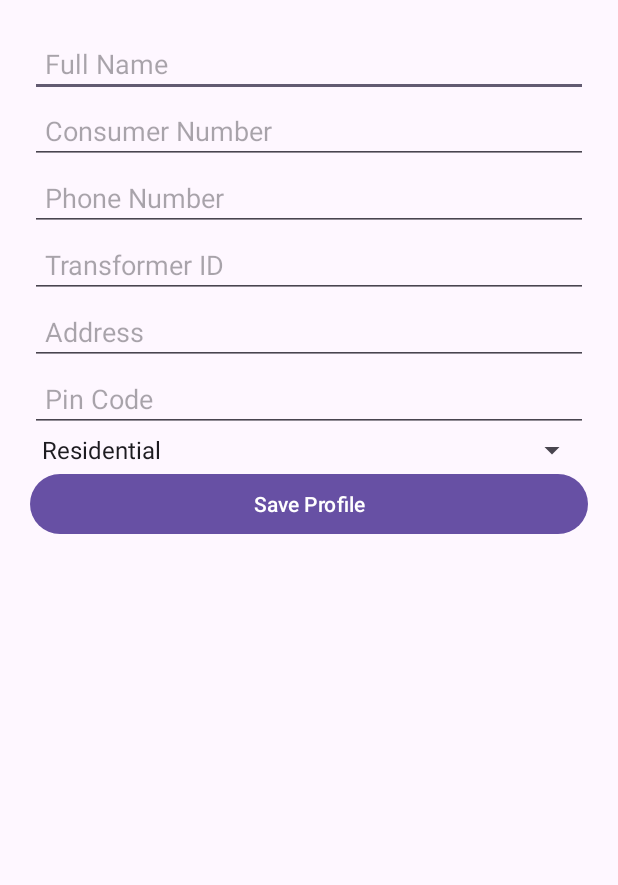
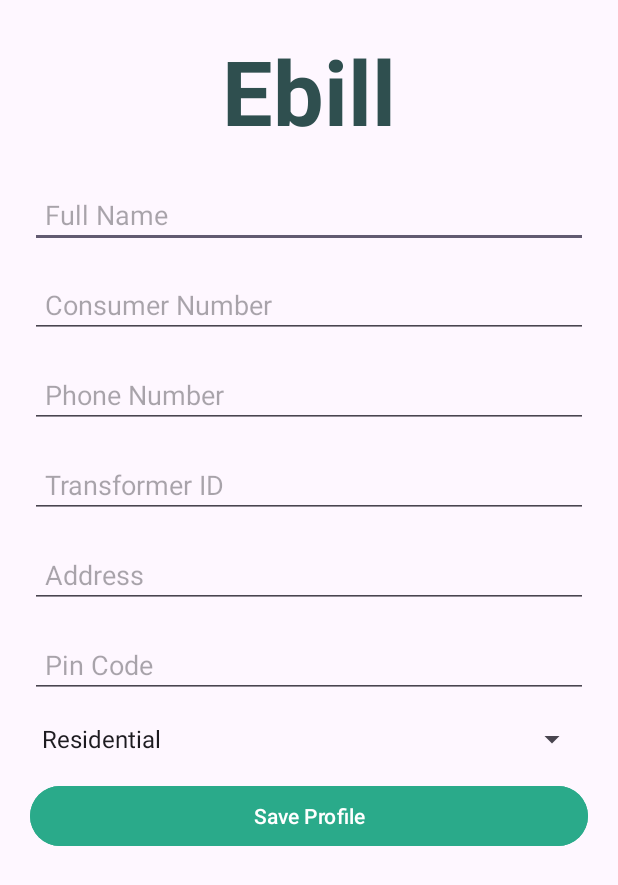
Before and after one commit to Vidhya-Soloman/Main-Project, an Android app: the CompleteProfileActivity screen opened directly, with no data from a screen before it, on a phone screen of 412 x 824 dp. Shown: the top 885 px of the screen. Run offline under Robolectric (Android 15) with nearby library versions, the phone set to English and light mode, and no system bars; our stand-ins replace Firebase (no records; nobody signed in at launch, a user with empty details on screens opened directly).

Commit message:
third commit

```diff
--- a/ebill/app/build.gradle.kts
+++ b/ebill/app/build.gradle.kts
@@ -48,6 +48,10 @@ dependencies {
     implementation ("com.google.firebase:firebase-auth:22.3.1")
     implementation ("com.google.firebase:firebase-firestore:24.7.1")
     implementation ("com.google.android.material:material:1.4.0") // or the latest version
+    implementation ("androidx.cardview:cardview:1.0.0")
+    implementation ("androidx.cardview:cardview:1.0.0")
+
+
 
 
 
--- a/ebill/app/src/main/res/layout/activity_complete_profile.xml
+++ b/ebill/app/src/main/res/layout/activity_complete_profile.xml
@@ -10,13 +10,26 @@
         android:orientation="vertical"
         android:gravity="center">
 
+        <!-- Title TextView -->
+        <TextView
+            android:id="@+id/title"
+            android:layout_width="wrap_content"
+            android:layout_height="wrap_content"
+            android:layout_marginBottom="20dp"
+            android:text="Ebill"
+            android:textAlignment="center"
+            android:textSize="60sp"
+            android:textStyle="bold"
+            android:textColor="#2F4F4F" /> <!-- Space below the title -->
+
         <EditText
             android:id="@+id/full_name_edit_text"
             android:layout_width="match_parent"
             android:layout_height="wrap_content"
             android:hint="Full Name"
             android:inputType="textPersonName"
-            android:padding="10dp"/>
+            android:padding="10dp"
+            android:layout_marginBottom="15dp"/> <!-- Space between fields -->
 
         <EditText
             android:id="@+id/consumer_number_edit_text"
@@ -24,7 +37,8 @@
             android:layout_height="wrap_content"
             android:hint="Consumer Number"
             android:inputType="number"
-            android:padding="10dp"/>
+            android:padding="10dp"
+            android:layout_marginBottom="15dp"/> <!-- Space between fields -->
 
         <EditText
             android:id="@+id/phone_number_edit_text"
@@ -32,7 +46,8 @@
             android:layout_height="wrap_content"
             android:hint="Phone Number"
             android:inputType="phone"
-            android:padding="10dp"/>
+            android:padding="10dp"
+            android:layout_marginBottom="15dp"/> <!-- Space between fields -->
 
         <EditText
             android:id="@+id/transformer_id_edit_text"
@@ -40,7 +55,8 @@
             android:layout_height="wrap_content"
             android:hint="Transformer ID"
             android:inputType="text"
-            android:padding="10dp"/>
+            android:padding="10dp"
+            android:layout_marginBottom="15dp"/> <!-- Space between fields -->
 
         <EditText
             android:id="@+id/address_edit_text"
@@ -48,7 +64,8 @@
             android:layout_height="wrap_content"
             android:hint="Address"
             android:inputType="textPostalAddress"
-            android:padding="10dp"/>
+            android:padding="10dp"
+            android:layout_marginBottom="15dp"/> <!-- Space between fields -->
 
         <EditText
             android:id="@+id/pin_code_edit_text"
@@ -56,19 +73,22 @@
             android:layout_height="wrap_content"
             android:hint="Pin Code"
             android:inputType="number"
-            android:padding="10dp"/>
+            android:padding="10dp"
+            android:layout_marginBottom="15dp"/> <!-- Space between fields -->
 
         <Spinner
             android:id="@+id/type_spinner"
             android:layout_width="match_parent"
-            android:layout_height="wrap_content"/>
+            android:layout_height="wrap_content"
+            android:layout_marginBottom="15dp"/> <!-- Space between spinner and button -->
 
         <Button
             android:id="@+id/save_profile_button"
             android:layout_width="match_parent"
             android:layout_height="wrap_content"
             android:text="Save Profile"
-            android:padding="10dp"/>
+            android:padding="10dp"
+            android:backgroundTint="#2AAA8A"/>
 
     </LinearLayout>
 </ScrollView>
```
Also changed, not shown: ebill/app/src/main/java/com/example/demo/CompleteProfileActivity.java (+25 -3 lines), ebill/app/src/main/java/com/example/demo/RegisterActivity.java (+13 -4 lines), ebill/app/src/main/res/layout/activity_login.xml (+21 -3 lines), ebill/app/src/main/res/layout/activity_main.xml (+17 -0 lines), ebill/app/src/main/res/layout/activity_register.xml (+32 -4 lines).
